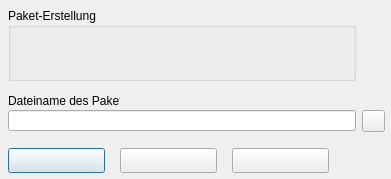
Before: the Qt Designer form src/forms/BuildInstallerForSingleGameFormUnit.ui in Eldricos/D-Fend-Reborn, drawn with Qt 5.
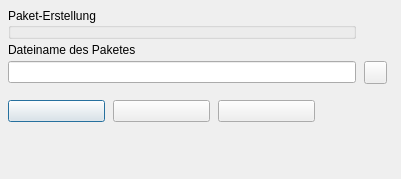
After: the same form once the commit is applied. Icons and pictures are not drawn. Custom widgets are drawn as their Qt base class.

Commit message: Remaining dialogs: Qt layouts instead of fixed pixel positions

```diff
--- a/src/forms/BuildInstallerForSingleGameFormUnit.ui
+++ b/src/forms/BuildInstallerForSingleGameFormUnit.ui
@@ -9,13 +9,22 @@
     <property name="vclKeyPreview" stdset="0"><bool>true</bool></property>
     <property name="vclDesignWidth" stdset="0"><number>391</number></property>
     <property name="vclDesignHeight" stdset="0"><number>179</number></property>
-    <widget class="QToolButton" name="DestFileButton">
-      <property name="geometry"><rect><x>362</x><y>110</y><width>23</width><height>22</height></rect></property>
-      <property name="icon"><iconset resource="../../resources/dfend.qrc"><normaloff>:/glyphs/92d9d1a333bceee3.png</normaloff></iconset></property>
-      <property name="iconSize"><size><width>16</width><height>16</height></size></property>
-    </widget>
+    <layout class="QVBoxLayout" name="BuildInstallerForSingleGameForm_Layout" stretch="0,0,0,1">
+      <property name="leftMargin"><number>8</number></property>
+      <property name="topMargin"><number>8</number></property>
+      <property name="rightMargin"><number>6</number></property>
+      <property name="bottomMargin"><number>8</number></property>
+      <property name="spacing"><number>0</number></property>
+      <item>
+        <layout class="QGridLayout" name="BuildInstallerForSingleGameForm_Section1" columnstretch="0,0,1">
+          <property name="leftMargin"><number>0</number></property>
+          <property name="topMargin"><number>0</number></property>
+          <property name="rightMargin"><number>0</number></property>
+          <property name="bottomMargin"><number>0</number></property>
+          <property name="horizontalSpacing"><number>8</number></property>
+          <property name="verticalSpacing"><number>4</number></property>
+          <item row="0" column="0" alignment="Qt::AlignLeft">
     <widget class="TRadioGroupWidget" name="InstTypeRadioGroup">
-      <property name="geometry"><rect><x>8</x><y>8</y><width>348</width><height>73</height></rect></property>
       <property name="title"><string>Paket-Erstellung</string></property>
       <property name="items" stdset="0">
         <stringlist notr="true">
@@ -24,42 +33,97 @@
         </stringlist>
       </property>
       <property name="itemIndex" stdset="0"><number>1</number></property>
-    </widget>
-    <widget class="QLineEdit" name="DestFileEdit">
-      <property name="geometry"><rect><x>8</x><y>110</y><width>348</width><height>21</height></rect></property>
-    </widget>
+              <property name="minimumSize"><size><width>348</width><height>0</height></size></property>
+            </widget>
+          </item>
+          <item row="1" column="0" colspan="3">
     <widget class="QLabel" name="DestFileEdit_EditLabel">
-      <property name="geometry"><rect><x>8</x><y>94</y><width>112</width><height>13</height></rect></property>
       <property name="text"><string>Dateiname des Paketes</string></property>
       <property name="textFormat"><enum>Qt::PlainText</enum></property>
       <property name="vclAutoSize" stdset="0"><bool>true</bool></property>
       <property name="vclFocusControl" stdset="0"><string notr="true">DestFileEdit</string></property>
       <property name="vclLabeledEditOf" stdset="0"><string notr="true">DestFileEdit</string></property>
     </widget>
+          </item>
+          <item row="2" column="0">
+            <widget class="QLineEdit" name="DestFileEdit">
+      </widget>
+          </item>
+          <item row="2" column="1" alignment="Qt::AlignLeft">
+            <widget class="QToolButton" name="DestFileButton">
+              <property name="icon"><iconset resource="../../resources/dfend.qrc"><normaloff>:/glyphs/92d9d1a333bceee3.png</normaloff></iconset></property>
+              <property name="iconSize"><size><width>16</width><height>16</height></size></property>
+              <property name="minimumSize"><size><width>23</width><height>0</height></size></property>
+            </widget>
+          </item>
+          <item row="0" column="2">
+            <spacer name="BuildInstallerForSingleGameForm_Section1_HFill">
+              <property name="orientation"><enum>Qt::Horizontal</enum></property>
+              <property name="sizeHint" stdset="0"><size><width>0</width><height>0</height></size></property>
+            </spacer>
+          </item>
+        </layout>
+      </item>
+      <item>
+        <spacer name="BuildInstallerForSingleGameForm_Gap1">
+          <property name="orientation"><enum>Qt::Vertical</enum></property>
+          <property name="sizeType"><enum>QSizePolicy::Fixed</enum></property>
+          <property name="sizeHint" stdset="0"><size><width>0</width><height>16</height></size></property>
+        </spacer>
+      </item>
+      <item>
+        <layout class="QGridLayout" name="BuildInstallerForSingleGameForm_Section2" columnstretch="0,0,0,1">
+          <property name="leftMargin"><number>0</number></property>
+          <property name="topMargin"><number>0</number></property>
+          <property name="rightMargin"><number>0</number></property>
+          <property name="bottomMargin"><number>0</number></property>
+          <property name="horizontalSpacing"><number>8</number></property>
+          <property name="verticalSpacing"><number>4</number></property>
+          <item row="0" column="0" alignment="Qt::AlignLeft">
     <widget class="QPushButton" name="OKButton">
-      <property name="geometry"><rect><x>8</x><y>148</y><width>97</width><height>25</height></rect></property>
-      <property name="text"><string></string></property>
+              <property name="text"><string /></property>
       <property name="autoDefault"><bool>false</bool></property>
       <property name="vclKind" stdset="0"><string notr="true">bkOK</string></property>
       <property name="default"><bool>true</bool></property>
       <property name="vclModalResult" stdset="0"><string notr="true">mrOk</string></property>
       <property name="vclOnClick" stdset="0"><string notr="true">OKButtonClick</string></property>
-    </widget>
+              <property name="minimumSize"><size><width>97</width><height>0</height></size></property>
+            </widget>
+          </item>
+          <item row="0" column="1" alignment="Qt::AlignLeft">
     <widget class="QPushButton" name="CancelButton">
-      <property name="geometry"><rect><x>120</x><y>148</y><width>97</width><height>25</height></rect></property>
-      <property name="text"><string></string></property>
+              <property name="text"><string /></property>
       <property name="autoDefault"><bool>false</bool></property>
       <property name="vclKind" stdset="0"><string notr="true">bkCancel</string></property>
       <property name="vclCancel" stdset="0"><bool>true</bool></property>
       <property name="vclModalResult" stdset="0"><string notr="true">mrCancel</string></property>
-    </widget>
+              <property name="minimumSize"><size><width>97</width><height>0</height></size></property>
+            </widget>
+          </item>
+          <item row="0" column="2" alignment="Qt::AlignLeft">
     <widget class="QPushButton" name="HelpButton">
-      <property name="geometry"><rect><x>232</x><y>148</y><width>97</width><height>25</height></rect></property>
-      <property name="text"><string></string></property>
+              <property name="text"><string /></property>
       <property name="autoDefault"><bool>false</bool></property>
       <property name="vclKind" stdset="0"><string notr="true">bkHelp</string></property>
       <property name="vclOnClick" stdset="0"><string notr="true">HelpButtonClick</string></property>
-    </widget>
+              <property name="minimumSize"><size><width>97</width><height>0</height></size></property>
+            </widget>
+          </item>
+          <item row="0" column="3">
+            <spacer name="BuildInstallerForSingleGameForm_Section2_HFill">
+              <property name="orientation"><enum>Qt::Horizontal</enum></property>
+              <property name="sizeHint" stdset="0"><size><width>0</width><height>0</height></size></property>
+            </spacer>
+          </item>
+        </layout>
+      </item>
+      <item>
+        <spacer name="BuildInstallerForSingleGameForm_VFill">
+          <property name="orientation"><enum>Qt::Vertical</enum></property>
+          <property name="sizeHint" stdset="0"><size><width>0</width><height>0</height></size></property>
+        </spacer>
+      </item>
+    </layout>
   </widget>
   <customwidgets>
     <customwidget>
```
Left out of the diff: 14 changed lines with no effect on the pictures. Lines whose indentation alone changed are shown as unchanged. The commit also changes 102 other files.
